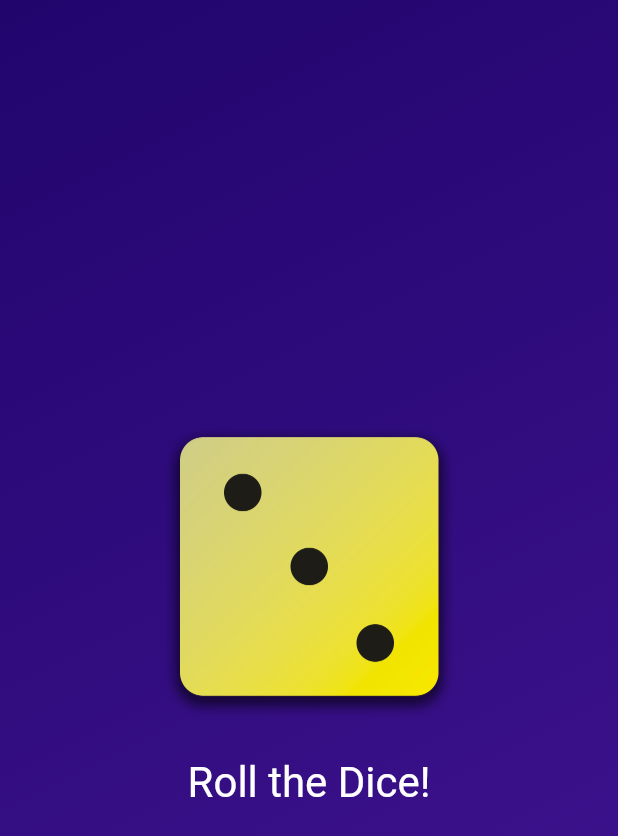
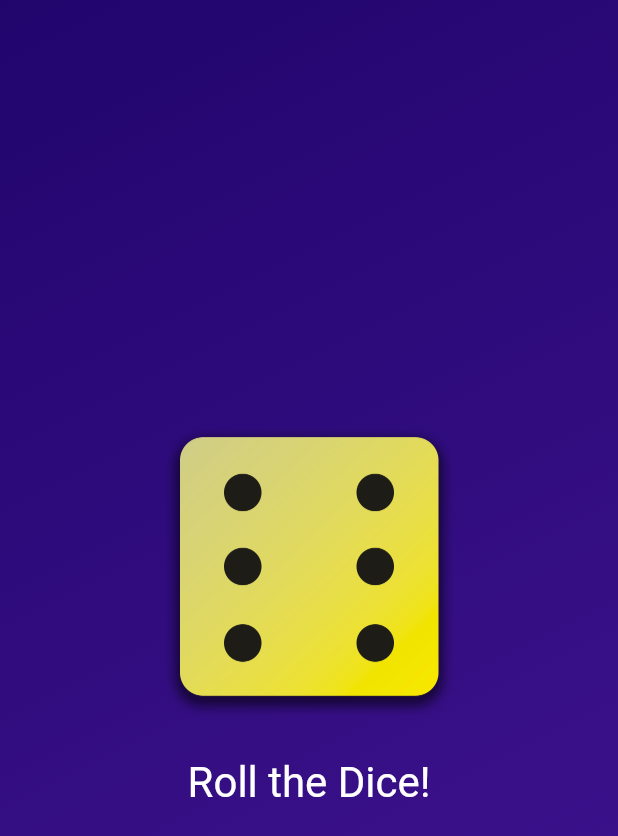
Before and after one commit to progg1992/roll_dice_app, a Flutter app: the screen it shows after launch, after a tap on "Roll the Dice!", on a phone screen of 412 x 824 dp. Shown: the top 836 px of the screen. Run offline on Flutter 3.47's test engine with Material 3 defaults, Android fonts, the phone set to English and light mode, and no system bars.

```diff
--- a/lib/dice_roller.dart
+++ b/lib/dice_roller.dart
@@ -13,7 +13,9 @@ class _DiceRollerState extends State<DiceRoller> {
   var activeDiceImage = 'assets/images/dice-3.png';
 
   void rollDice() {
-    activeDiceImage = 'assets/images/dice-6.png';
+    setState(() {
+      activeDiceImage = 'assets/images/dice-6.png';
+    });
   }
 
   @override
--- a/lib/gradient_container.dart
+++ b/lib/gradient_container.dart
@@ -22,7 +22,7 @@ class GradientContainer extends StatelessWidget {
             end: endAlignment,
           ),
         ),
-        child: Center(
+        child: const Center(
           child: DiceRoller(),
         ));
   }
```
